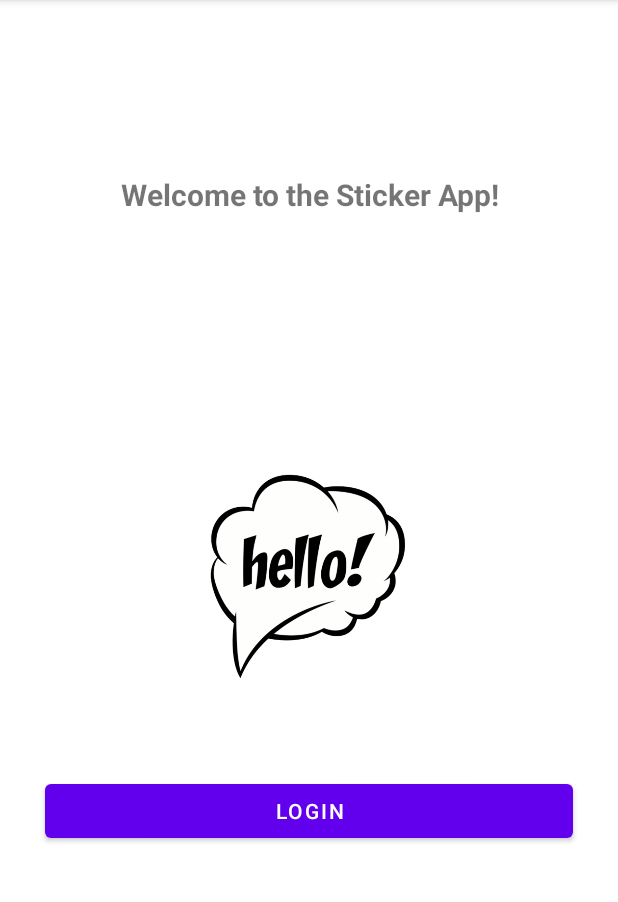
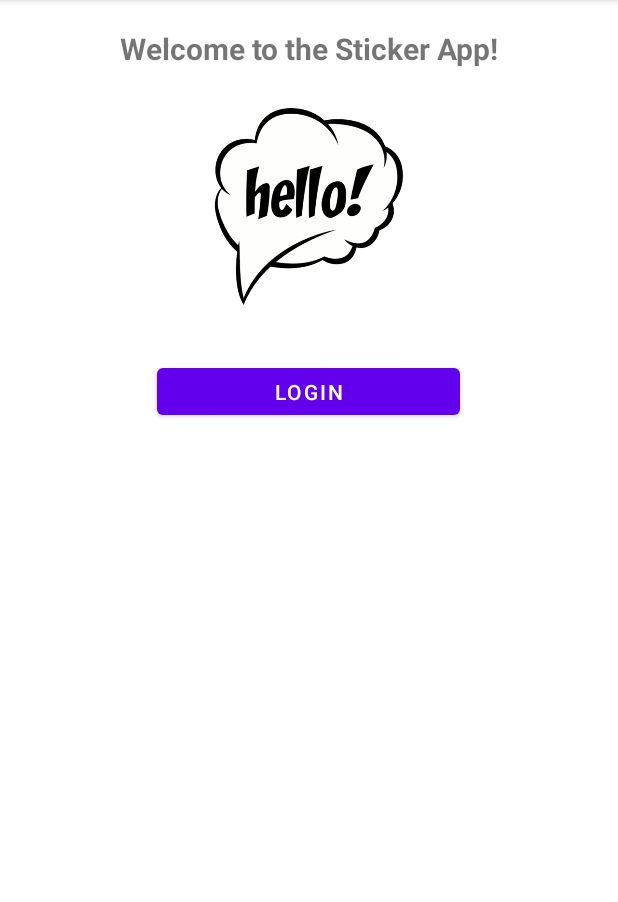
Before and after one commit to eshwaribhide/NUMAD22Sp_TeamDEDJ, an Android app: the screen it shows after launch (MainActivity), on a phone screen of 412 x 824 dp, the part 84-986 px from its top. Run offline under Robolectric (Android 15) with nearby library versions, the phone set to English and light mode, and no system bars; our stand-ins replace Firebase (no records; nobody signed in at launch, a user with empty details on screens opened directly).

Commit message:
Fixing constraint issues with rotation

```diff
--- a/app/src/main/res/layout-land/activity_sticker_messaging.xml
+++ b/app/src/main/res/layout-land/activity_sticker_messaging.xml
@@ -109,4 +109,17 @@
         app:layout_constraintStart_toStartOf="@+id/destUsers"
         app:layout_constraintTop_toTopOf="parent" />
 
+    <com.google.android.material.floatingactionbutton.FloatingActionButton
+        android:id="@+id/floatingActionButton3"
+        android:layout_width="wrap_content"
+        android:layout_height="wrap_content"
+        android:layout_marginEnd="28dp"
+        android:layout_marginBottom="44dp"
+        android:clickable="true"
+        android:onClick="floatingActionButtonOnClick"
+        app:backgroundTint="@color/purple_500"
+        app:layout_constraintBottom_toBottomOf="parent"
+        app:layout_constraintEnd_toEndOf="parent"
+        app:srcCompat="@android:drawable/ic_menu_rotate" />
+
 </androidx.constraintlayout.widget.ConstraintLayout>
--- a/app/src/main/res/layout/activity_main.xml
+++ b/app/src/main/res/layout/activity_main.xml
@@ -8,46 +8,41 @@
 
     <ImageView
         android:id="@+id/hello"
-        android:layout_width="169dp"
-        android:layout_height="190dp"
+        android:layout_width="168dp"
+        android:layout_height="147dp"
+
+        android:layout_marginTop="64dp"
         android:src="@drawable/hello_main"
-
-        tools:layout_editor_absoluteX="121dp"
-        tools:layout_editor_absoluteY="166dp"
-        app:layout_constraintBottom_toBottomOf="parent"
-        app:layout_constraintTop_toBottomOf="@+id/textView"
-        app:layout_constraintHorizontal_bias="0.498"
-        app:layout_constraintLeft_toLeftOf="parent"
-        app:layout_constraintRight_toRightOf="parent"
-        app:layout_constraintTop_toTopOf="parent"/>
+        app:layout_constraintEnd_toEndOf="parent"
+        app:layout_constraintStart_toStartOf="parent"
+        app:layout_constraintTop_toTopOf="parent" />
 
     <TextView
         android:id="@+id/textView"
         android:layout_width="wrap_content"
         android:layout_height="wrap_content"
 
-        android:layout_marginBottom="30dp"
         android:text="Welcome to the Sticker App!"
+
         android:textSize="20sp"
         android:textStyle="bold"
-
         app:layout_constraintBottom_toTopOf="@+id/hello"
-        app:layout_constraintHorizontal_bias="0.505"
-        app:layout_constraintLeft_toLeftOf="parent"
-        app:layout_constraintRight_toRightOf="parent"
+        app:layout_constraintEnd_toEndOf="parent"
+        app:layout_constraintStart_toStartOf="parent"
         app:layout_constraintTop_toTopOf="parent" />
 
     <Button
         android:id="@+id/login"
-        android:layout_width="0dp"
-        android:layout_height="wrap_content"
-        android:layout_marginStart="30dp"
-        android:layout_marginTop="37dp"
-        android:layout_marginEnd="30dp"
+        android:layout_width="202dp"
+        android:layout_height="43dp"
+        android:layout_marginTop="28dp"
         android:onClick="stickerMessagingActivityOnClick"
         android:text="Login"
+        app:layout_constraintBottom_toBottomOf="parent"
         app:layout_constraintEnd_toEndOf="parent"
+        app:layout_constraintHorizontal_bias="0.499"
         app:layout_constraintStart_toStartOf="parent"
-        app:layout_constraintTop_toBottomOf="@+id/hello" />
+        app:layout_constraintTop_toBottomOf="@+id/hello"
+        app:layout_constraintVertical_bias="0.0" />
 
 </androidx.constraintlayout.widget.ConstraintLayout>
```
